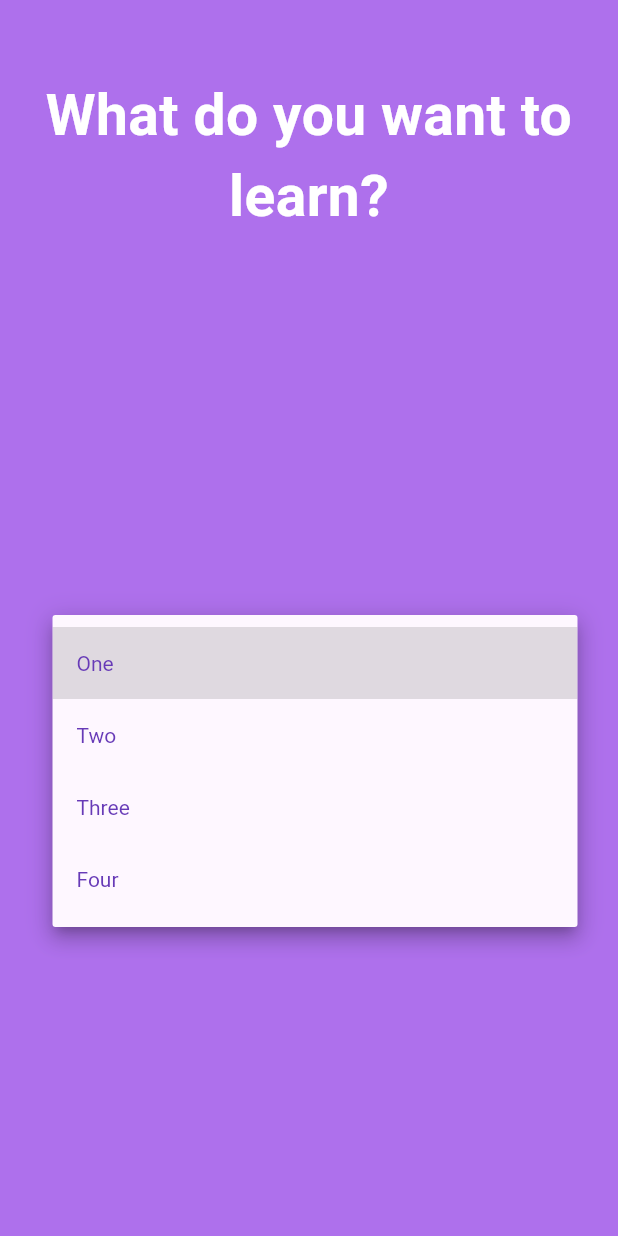
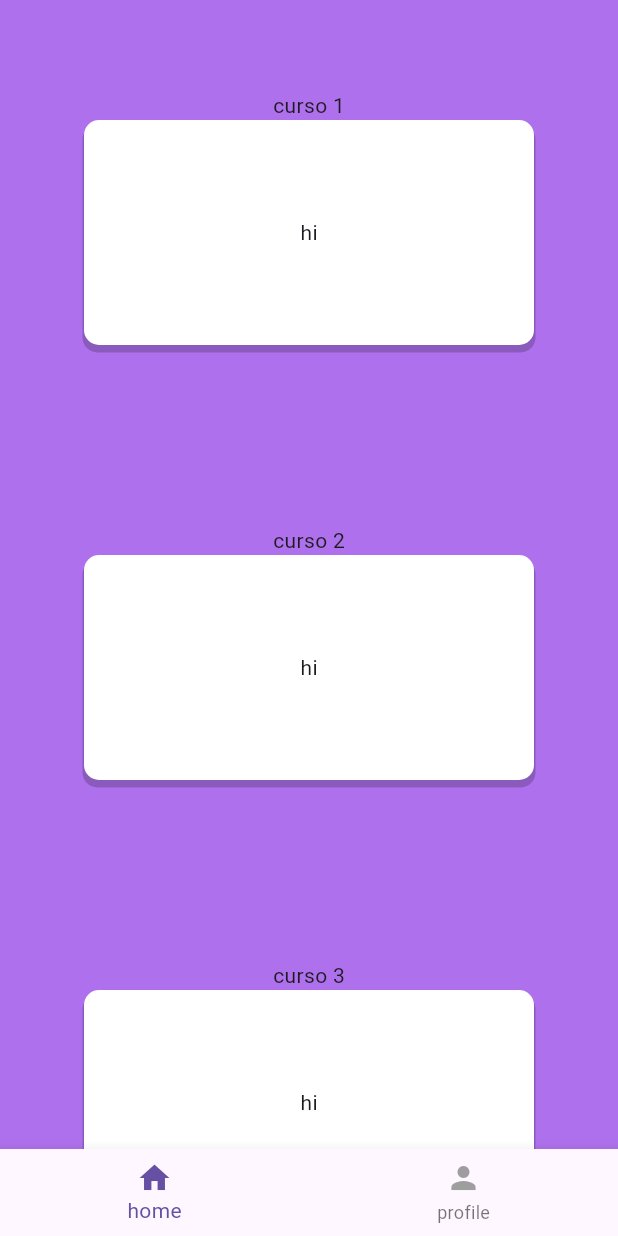
Before and after one commit to alejandromotadev/amilingue, a Flutter app: the FormView screen opened directly, after a tap on "One", on a phone screen of 412 x 824 dp. Run offline on Flutter 3.47's test engine with Material 2 defaults, Android fonts, the phone set to English and light mode, and no system bars; our stand-ins replace bloc, equatable, flutter_bloc, shared_preferences; accounts and stored records are empty.

Commit message:
vistas cursos home, curso seleccionado, perfil, inyeccion de cubits prototipo y prueba

```diff
--- /dev/null
+++ b/lib/Widgets/Navigation/cubit/navigation_cubit.dart
@@ -0,0 +1,6 @@
+import 'package:bloc/bloc.dart';
+
+class NavigationCubit extends Cubit<int>{
+  NavigationCubit() : super(0);
+  void changePage(int index) => emit(index);
+}
--- /dev/null
+++ b/lib/Widgets/Navigation/presentation/navigation.dart
@@ -0,0 +1,55 @@
+import 'package:amilingue/Widgets/Navigation/cubit/navigation_cubit.dart';
+import 'package:amilingue/features/course_home/presentation/pages/home.dart';
+import 'package:amilingue/features/profile/presentation/page/profile_view.dart';
+import 'package:flutter/material.dart';
+import 'package:flutter_bloc/flutter_bloc.dart';
+
+class NavigationPage extends StatelessWidget {
+  const NavigationPage({Key? key,}) : super(key: key);
+
+
+  @override
+  Widget build(BuildContext context) {
+    //TODO: AGREGAR MAS VISTAS
+    final screens = [
+      const HomeView(),
+      const ProfileView()
+    ];
+
+    return Scaffold(
+      bottomNavigationBar: BlocBuilder<NavigationCubit, int>(
+        builder: (context, state) {
+          return BottomNavigationBar(
+            enableFeedback: false,
+            currentIndex: context.read<NavigationCubit>().state,
+            onTap: (index) {
+              context.read<NavigationCubit>().changePage(index);
+            },
+            items: const [
+              BottomNavigationBarItem(
+                icon: Icon(Icons.home, color: Colors.grey,),
+                label: "home",
+                activeIcon: Icon(Icons.home),
+              ),
+              BottomNavigationBarItem(
+                icon: Icon(Icons.person, color: Colors.grey,),
+                label: "profile",
+                activeIcon: Icon(Icons.person),
+              )
+            ],
+          );
+        },
+      ),
+      body: SafeArea(
+        child: BlocBuilder<NavigationCubit, int>(
+          builder: (context, state) {
+            return IndexedStack(
+              index: context.read<NavigationCubit>().state,
+              children: screens,
+            );
+          },
+        ),
+      ),
+    );
+  }
+}
--- a/lib/dependencies.dart
+++ b/lib/dependencies.dart
@@ -13,6 +13,8 @@ import 'package:amilingue/features/lessons/data/datasources/lesson_remote_dataso
 import 'package:amilingue/features/lessons/data/repository/lesson_repository_impl.dart';
 import 'package:amilingue/features/lessons/domain/repositories/lesson_repository.dart';
 import 'package:amilingue/features/lessons/domain/usecases/lesson_usecase.dart';
+import 'package:amilingue/features/profile/data/datasources.dart';
+import 'package:amilingue/features/profile/domain/repositories.dart';
 import 'package:flutter_bloc/flutter_bloc.dart';
 
 List<RepositoryProvider> buildRepositories(){
@@ -33,5 +35,7 @@ List<RepositoryProvider> buildRepositories(){
     RepositoryProvider<LessonUseCase>(create: (context) => LessonUseCase(context.read()),),
     RepositoryProvider<LessonRepository>(create: (context) => LessonRepositoryImpl(lessonRemoteDataSource: lessonRemoteDataSource)),
 
+    RepositoryProvider<PersistentStorageRepository>(create: (context) => PersistentStorageImpl()),
+
   ];
 }
--- a/lib/features/authentication/presentation/form_page.dart
+++ b/lib/features/authentication/presentation/form_page.dart
@@ -1,3 +1,5 @@
+import 'package:amilingue/Widgets/Navigation/presentation/navigation.dart';
+import 'package:amilingue/features/course_home/presentation/pages/home.dart';
 import 'package:flutter/material.dart';
 
 const List<String> list = <String>['One', 'Two', 'Three', 'Four'];
@@ -57,11 +59,21 @@ class _FormViewState extends State<FormView> {
                     ),
                     style: const TextStyle(color: Colors.deepPurple),
                     underline: Container(height: 0),
+                    onTap: () {
+                      Navigator.push(
+                        context,
+                        MaterialPageRoute(
+                          builder: (context) => const NavigationPage(),
+                        ),
+                      );
+                    },
                     onChanged: (value) {
                       // This is called when the user selects an item.
-                      setState(() {
-                        dropdownValue = value!;
-                      });
+                      setState(
+                        () {
+                          dropdownValue = value!;
+                        },
+                      );
                     },
                     items: list.map<DropdownMenuItem>((value) {
                       return DropdownMenuItem(
--- /dev/null
+++ b/lib/features/course_home/presentation/pages/home.dart
@@ -0,0 +1,53 @@
+import 'package:amilingue/features/course_details/presentation/pages/course_details.dart';
+import 'package:flutter/material.dart';
+
+class HomeView extends StatelessWidget {
+  const HomeView({super.key});
+
+  @override
+  Widget build(BuildContext context) {
+    return SafeArea(
+      child: Scaffold(
+        backgroundColor: const Color(0xffAE70EC),
+        body: ListView.builder(
+          itemCount: 5,
+          itemBuilder: (context, index) {
+            return Padding(
+              padding: const EdgeInsets.symmetric(vertical: 60),
+              child: Column(
+                children: [
+                  Text("curso ${index + 1}"),
+                  InkWell(
+                    onTap: (){
+                      Navigator.push(
+                        context,
+                        MaterialPageRoute(
+                          builder: (context) => const CourseView(),
+                        ),
+                      );
+                    },
+                    child: Container(
+                      height: 150,
+                      width: 300,
+                      decoration: BoxDecoration(
+                          color: Colors.white,
+                          borderRadius: BorderRadius.circular(10),
+                          boxShadow: [
+                            BoxShadow(
+                              color: Colors.black.withOpacity(0.2),
+                              spreadRadius: 1,
+                              offset: const Offset(0, 4),
+                            )
+                          ]),
+                      child: const Center(child: Text("hi")),
+                    ),
+                  ),
+                ],
+              ),
+            );
+          },
+        ),
+      ),
+    );
+  }
+}
--- /dev/null
+++ b/lib/features/profile/domain/repositories.dart
@@ -0,0 +1,4 @@
+abstract class PersistentStorageRepository{
+  Future<bool> isDarkMode();
+  Future<void> updateDarkMode(bool isDarkMode);
+}
--- /dev/null
+++ b/lib/features/profile/presentation/cubit/profile_cubit.dart
@@ -0,0 +1,32 @@
+import 'package:amilingue/features/profile/domain/repositories.dart';
+import 'package:flutter_bloc/flutter_bloc.dart';
+
+class SettingsSwitchCubit extends Cubit<bool>{
+  SettingsSwitchCubit(bool state) : super(state);
+  void changeDarkMode(bool isDark) => emit(isDark);
+}
+
+class SettingsLogoutCubit extends Cubit<void>{
+  SettingsLogoutCubit() : super(null);
+  void logout()async{
+    emit(null);
+  }
+}
+
+class AppThemeCubit extends Cubit<bool> {
+  AppThemeCubit(this.persistentStorageRepository) : super(false);
+  bool _isDark = false;
+  bool get isDark => _isDark;
+  final PersistentStorageRepository persistentStorageRepository;
+
+  Future<void>init() async{
+    _isDark = await persistentStorageRepository.isDarkMode();
+    emit(_isDark);
+  }
+  Future<void>updateTheme(bool isDarkMode) async{
+    //update theme
+    _isDark = isDarkMode;
+    await persistentStorageRepository.updateDarkMode(isDarkMode);
+    emit(_isDark);
+  }
+}
--- /dev/null
+++ b/lib/features/profile/presentation/page/profile_view.dart
@@ -0,0 +1,85 @@
+import 'package:amilingue/features/authentication/presentation/authentication_page.dart';
+import 'package:amilingue/features/profile/presentation/cubit/profile_cubit.dart';
+import 'package:flutter/material.dart';
+import 'package:flutter_bloc/flutter_bloc.dart';
+
+class ProfileView extends StatelessWidget {
+  const ProfileView({Key? key}) : super(key: key);
+
+  @override
+  Widget build(BuildContext context) {
+    final user = "user";
+    final image = "";
+    return Scaffold(
+      backgroundColor: const Color(0xffAE70EC),
+      body: Center(
+        child: Column(
+          mainAxisAlignment: MainAxisAlignment.spaceAround,
+          children: [
+            Column(
+              children: [
+                Container(
+                  decoration: BoxDecoration(
+                      color: Colors.white,
+                      borderRadius: BorderRadius.circular(100),
+                      boxShadow: [
+                        BoxShadow(
+                          color: Colors.black.withOpacity(0.2),
+                          spreadRadius: 1,
+                          offset: const Offset(0, 5),
+                        )
+                      ]),
+                  child: const CircleAvatar(
+                    radius: 100,
+                  ),
+                ),
+                const SizedBox(height: 10),
+                Text(user ?? ""),
+                Text("curso")
+              ],
+            ),
+            BlocListener<SettingsLogoutCubit, void>(
+              child: Container(
+                width: 200,
+                height: 50,
+                decoration: BoxDecoration(
+                    borderRadius: BorderRadius.circular(10),
+                    boxShadow: [
+                      BoxShadow(
+                        color: Colors.black.withOpacity(0.2),
+                        spreadRadius: 1,
+                        offset: const Offset(0, 3),
+                      )
+                    ]),
+                child: ElevatedButton(
+                  onPressed: () {
+                    context.read<SettingsLogoutCubit>().logout();
+                    //TODO: REMOVER LA SIGUIENTE LINEA EN IMPLEMENTACION
+                    Navigator.push(
+                      context,
+                      MaterialPageRoute(
+                        builder: (context) => const AuthenticationView(),
+                      ),
+                    );
+                  },
+                  style: ElevatedButton.styleFrom(
+                    backgroundColor: Colors.red,
+                    shape: RoundedRectangleBorder(
+                      borderRadius: BorderRadius.circular(10),
+                    ),
+                  ),
+                  child: const Text("Logout",
+                      style: TextStyle(color: Colors.white)),
+                ),
+              ),
+              listener: (context, state) {
+                //pushToPage(context, "/login");
+
+              },
+            ),
+          ],
+        ),
+      ),
+    );
+  }
+}
```
Also changed, not shown: lib/features/course_details/presentation/pages/course_details.dart (added, +190 -0 lines), lib/features/profile/data/datasources.dart (added, +17 -0 lines), lib/main.dart (+14 -7 lines), lib/features/course_details/presentation/name.dart (deleted), lib/features/selected_area/data/name.dart (deleted), lib/features/selected_area/domain/name.dart (deleted), lib/features/selected_area/presentation/name.dart (deleted).
